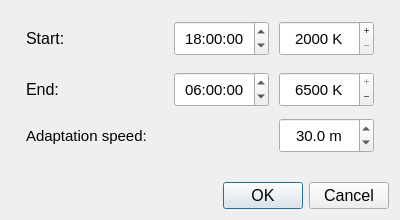
Above: src/tempscheduler.ui from ArtrixTech/DynaGammy before the change. Below: the same form after it.
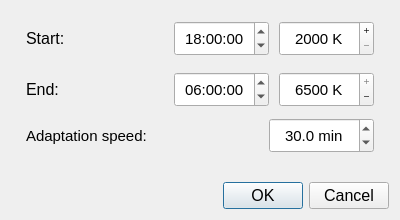
That is the form after the change. Icons and pictures are not drawn.

Commit message: Fix fast temp change behavior; decrease minimum adaptation speed

```diff
--- a/src/tempscheduler.ui
+++ b/src/tempscheduler.ui
@@ -329,7 +329,7 @@
            </property>
            <property name="maximumSize">
             <size>
-             <width>95</width>
+             <width>105</width>
              <height>16777215</height>
             </size>
            </property>
@@ -337,13 +337,13 @@
             <set>Qt::AlignCenter</set>
            </property>
            <property name="suffix">
-            <string> m</string>
+            <string> min</string>
            </property>
            <property name="decimals">
             <number>1</number>
            </property>
            <property name="minimum">
-            <double>0.500000000000000</double>
+            <double>0.100000000000000</double>
            </property>
            <property name="maximum">
             <double>60.000000000000000</double>
```
The commit also changes 2 other files.
